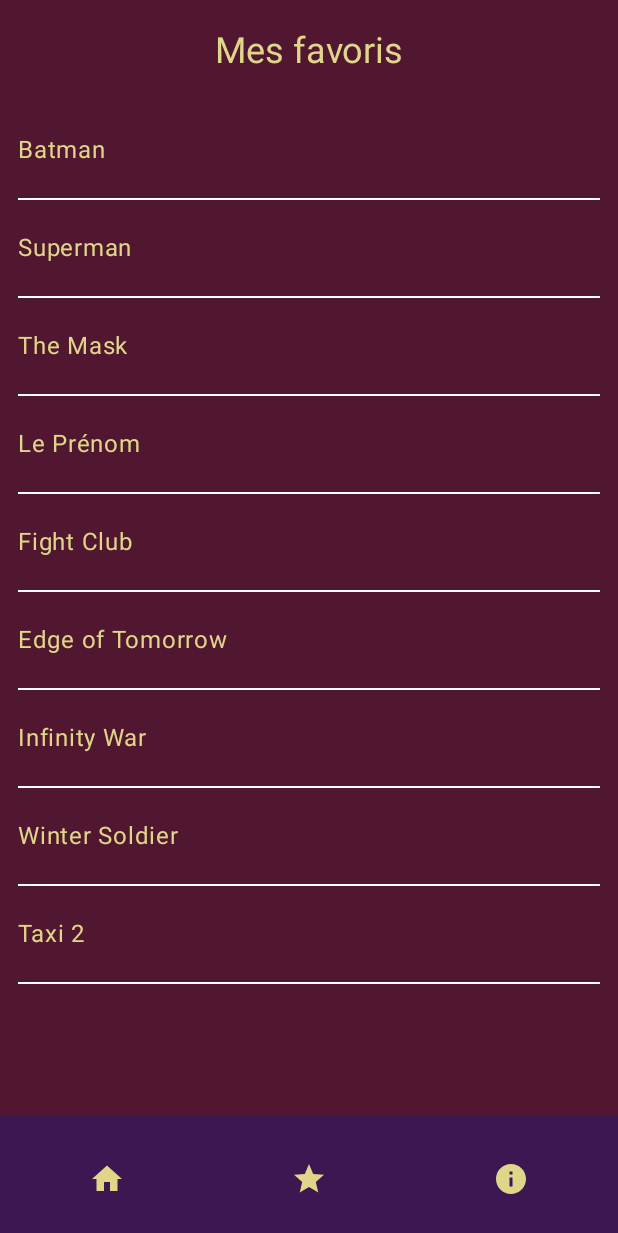
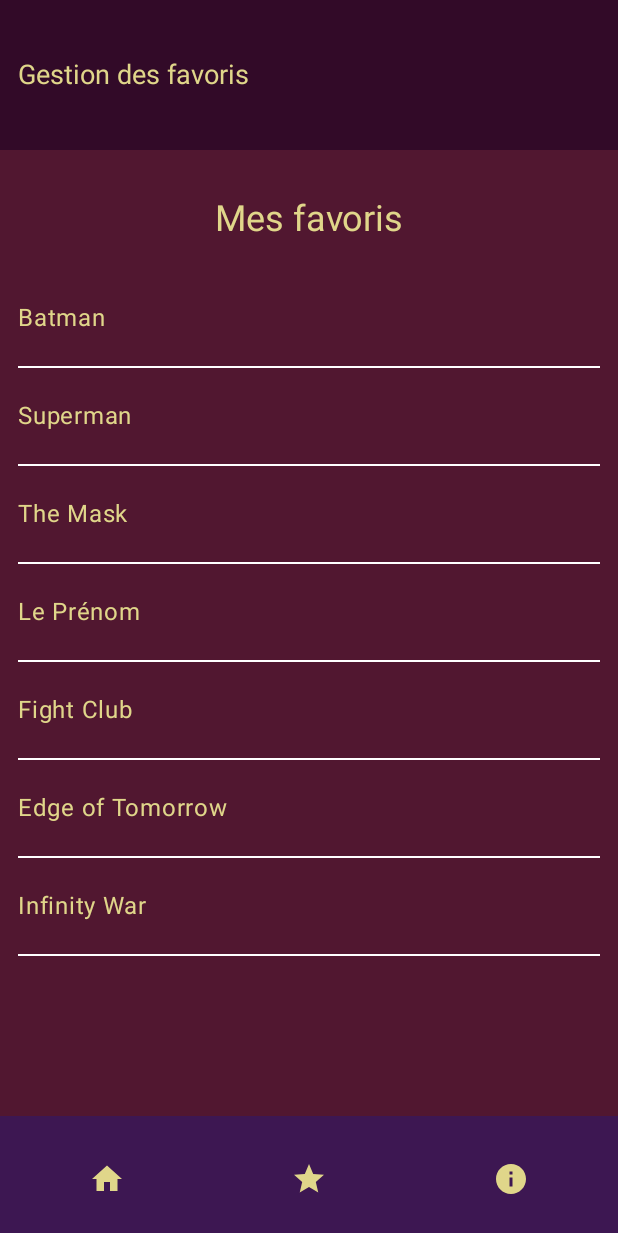
Before and after one commit to Yoogo9z/applimobilefilmprojet, an Android app built with Jetpack Compose: the @Preview function MoviePreview, on a phone screen of 412 x 824 dp. Shown: the top 1233 px of the screen. Run offline under Robolectric (Android 15) with nearby library versions, the phone set to English and light mode, and no system bars.

Commit message:
Tentative API, pas d'erreur dans le code mais l'appli ne se lance plus lol

```diff
--- a/app/build.gradle.kts
+++ b/app/build.gradle.kts
@@ -65,7 +65,6 @@ dependencies {
     implementation(libs.androidx.constraintlayout)
     implementation(libs.androidx.navigation.compose)
     testImplementation(libs.junit)
-    implementation(libs.converter.gson)
     implementation(platform(libs.okhttp.bom))
     implementation(libs.okhttp)
     implementation(libs.logging.interceptor)
@@ -78,4 +77,7 @@ dependencies {
     debugImplementation(libs.androidx.ui.test.manifest)
     implementation (libs.androidx.navigation.compose.v250alpha01)
     implementation (libs.androidx.navigation.runtime.ktx)
+    implementation(libs.retrofit)
+    implementation(libs.converter.gson)
+
 }
--- a/app/src/main/java/com/example/applimobilefilm/GestionActivity.kt
+++ b/app/src/main/java/com/example/applimobilefilm/GestionActivity.kt
@@ -8,6 +8,7 @@ import androidx.appcompat.app.AppCompatActivity
 import androidx.compose.foundation.background
 import androidx.compose.foundation.layout.Box
 import androidx.compose.foundation.layout.Column
+import androidx.compose.foundation.layout.Row
 import androidx.compose.foundation.layout.Spacer
 import androidx.compose.foundation.layout.fillMaxHeight
 import androidx.compose.foundation.layout.fillMaxSize
@@ -17,16 +18,19 @@ import androidx.compose.foundation.layout.padding
 import androidx.compose.material3.Scaffold
 import androidx.compose.material3.Text
 import androidx.compose.runtime.Composable
+import androidx.compose.runtime.getValue
+import androidx.compose.runtime.mutableStateOf
+import androidx.compose.runtime.remember
+import androidx.compose.runtime.setValue
 import androidx.compose.ui.Alignment
 import androidx.compose.ui.Modifier
 import androidx.compose.ui.graphics.Color
 import androidx.compose.ui.tooling.preview.Preview
 import androidx.compose.ui.unit.dp
 import androidx.compose.ui.unit.sp
-import androidx.navigation.compose.NavHost
-import androidx.navigation.compose.composable
 import androidx.navigation.compose.rememberNavController
 import com.example.applimobilefilm.components.BottomBar
+import com.example.applimobilefilm.components.SearchBarWithIcon
 import com.example.applimobilefilm.ui.theme.ApplimobilefilmTheme
 
 class GestionActivity : AppCompatActivity() {
@@ -60,6 +64,21 @@ fun Favoris(modifier: Modifier) {
     Column(
         modifier = modifier.fillMaxWidth()
     ) {
+        Row(
+            modifier = Modifier
+                .height(100.dp)
+                .fillMaxWidth()
+                .background(color = Color(0xFF320A28))
+                .padding(start = 12.dp, end = 12.dp),
+        ) {
+            Text(
+                modifier = Modifier
+                    .align(Alignment.CenterVertically),
+                style = androidx.compose.ui.text.TextStyle(fontSize = 18.sp),
+                text = "Gestion des favoris",
+                color = Color(0xFFE0D68A)
+            )
+        }
         Box(
             Modifier
                 .fillMaxWidth()
@@ -73,7 +92,7 @@ fun Favoris(modifier: Modifier) {
             ) {
                 Text(
                     modifier = Modifier
-                        .padding(top = 20.dp, bottom = 20.dp)
+                        .padding(top = 32.dp, bottom = 20.dp)
                         .align(Alignment.CenterHorizontally),
                     style = androidx.compose.ui.text.TextStyle(fontSize = 24.sp),
                     text = "Mes favoris",
@@ -163,30 +182,30 @@ fun Favoris(modifier: Modifier) {
                         .fillMaxWidth()
                         .background(color = Color.White)
                 )
-                Text(
-                    modifier = Modifier
-                        .padding(top = 20.dp, bottom = 20.dp),
-                    text = "Winter Soldier",
-                    color = Color(0xFFE0D68A)
-                )
-                Spacer(
-                    modifier = Modifier
-                        .height(1.dp)
-                        .fillMaxWidth()
-                        .background(color = Color.White)
-                )
-                Text(
-                    modifier = Modifier
-                        .padding(top = 20.dp, bottom = 20.dp),
-                    text = "Taxi 2",
-                    color = Color(0xFFE0D68A)
-                )
-                Spacer(
-                    modifier = Modifier
-                        .height(1.dp)
-                        .fillMaxWidth()
-                        .background(color = Color.White)
-                )
+//                Text(
+//                    modifier = Modifier
+//                        .padding(top = 20.dp, bottom = 20.dp),
+//                    text = "Winter Soldier",
+//                    color = Color(0xFFE0D68A)
+//                )
+//                Spacer(
+//                    modifier = Modifier
+//                        .height(1.dp)
+//                        .fillMaxWidth()
+//                        .background(color = Color.White)
+//                )
+//                Text(
+//                    modifier = Modifier
+//                        .padding(top = 20.dp, bottom = 20.dp),
+//                    text = "Taxi 2",
+//                    color = Color(0xFFE0D68A)
+//                )
+//                Spacer(
+//                    modifier = Modifier
+//                        .height(1.dp)
+//                        .fillMaxWidth()
+//                        .background(color = Color.White)
+//                )
             }
         }
     }
@@ -196,6 +215,14 @@ fun Favoris(modifier: Modifier) {
 @SuppressLint("UnusedMaterial3ScaffoldPaddingParameter")
 @Composable
 fun MoviePreviewContentFav(onHomeClick: () -> Unit, onStarClick: () -> Unit) {
+
+    val movieSuggestions = listOf(
+        "Titanic", "Avatar", "Inception", "The Dark Knight", "Interstellar",
+        "La La Land", "Pulp Fiction", "Fight Club", "The Matrix"
+    )
+
+    var filteredSuggestions by remember { mutableStateOf(emptyList<String>()) }
+
     val navController = rememberNavController()
     ApplimobilefilmTheme {
         Scaffold(
@@ -204,7 +231,7 @@ fun MoviePreviewContentFav(onHomeClick: () -> Unit, onStarClick: () -> Unit) {
                     navController = rememberNavController(),
                     onHomeClick = onHomeClick,
                     onStarClick = onStarClick,
-                    onInfoClick = {  }
+                    onInfoClick = { }
                 )
             },
             modifier = Modifier.fillMaxSize()
@@ -214,7 +241,8 @@ fun MoviePreviewContentFav(onHomeClick: () -> Unit, onStarClick: () -> Unit) {
                     .fillMaxHeight()
                     .fillMaxWidth()
             ) {
-                Favoris(modifier = Modifier.weight(8.4f))
+//                Spacer(modifier = Modifier.weight(0.1f))
+                Favoris(modifier = Modifier.weight(8.9f))
             }
         }
     }
--- a/app/src/main/java/com/example/applimobilefilm/domaine/model/Movie.kt
+++ /dev/null
@@ -1,6 +0,0 @@
-//package com.example.applimobilefilm.domaine.model
-//
-//data class Movie {
-//    val id : Int
-//    val quotes : List<Movie>
-//}
--- a/gradle/libs.versions.toml
+++ b/gradle/libs.versions.toml
@@ -45,6 +45,7 @@ androidx-constraintlayout = { group = "androidx.constraintlayout", name = "const
 okhttp = { module = "com.squareup.okhttp3:okhttp" }
 okhttp-bom = { module = "com.squareup.okhttp3:okhttp-bom", version.ref = "okhttpBom" }
 androidx-navigation-compose = { group = "androidx.navigation", name = "navigation-compose", version.ref = "navigationCompose" }
+retrofit = { module = "com.squareup.retrofit2:retrofit", version.ref = "converterGson" }
 
 [plugins]
 android-application = { id = "com.android.application", version.ref = "agp" }
```
Also changed, not shown: app/src/main/java/com/example/applimobilefilm/DetailsActivity.kt (+24 -7 lines), app/src/main/java/com/example/applimobilefilm/MainActivity.kt (+45 -134 lines), app/src/main/java/com/example/applimobilefilm/Repository/MovieRepository.kt (added, +33 -0 lines), app/src/main/java/com/example/applimobilefilm/Test/Test.kt (deleted, +0 -49 lines), app/src/main/java/com/example/applimobilefilm/ViewModel/MovieViewModel.kt (added, +22 -0 lines), app/src/main/java/com/example/applimobilefilm/api/MovieApiService.kt (added, +11 -0 lines), app/src/main/java/com/example/applimobilefilm/api/RetrofitInstance.kt (added, +24 -0 lines), app/src/main/java/com/example/applimobilefilm/data/MoviesApiClient.kt (deleted, +0 -18 lines), app/src/main/java/com/example/applimobilefilm/data/datasource/MovieApi.kt (deleted, +0 -10 lines), app/src/main/java/com/example/applimobilefilm/domaine/model/MoviesResponse.kt (+15 -6 lines), 1 other file.
